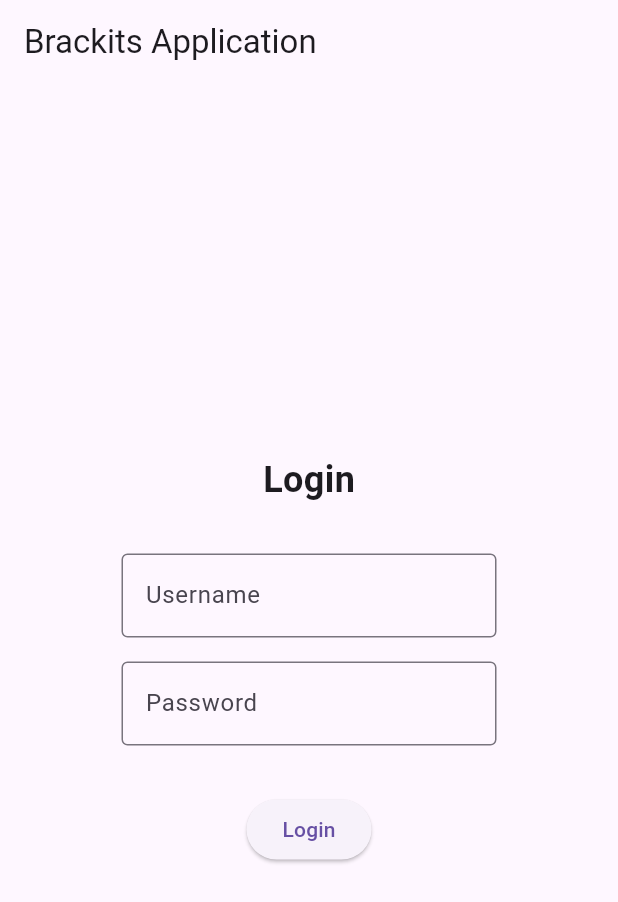
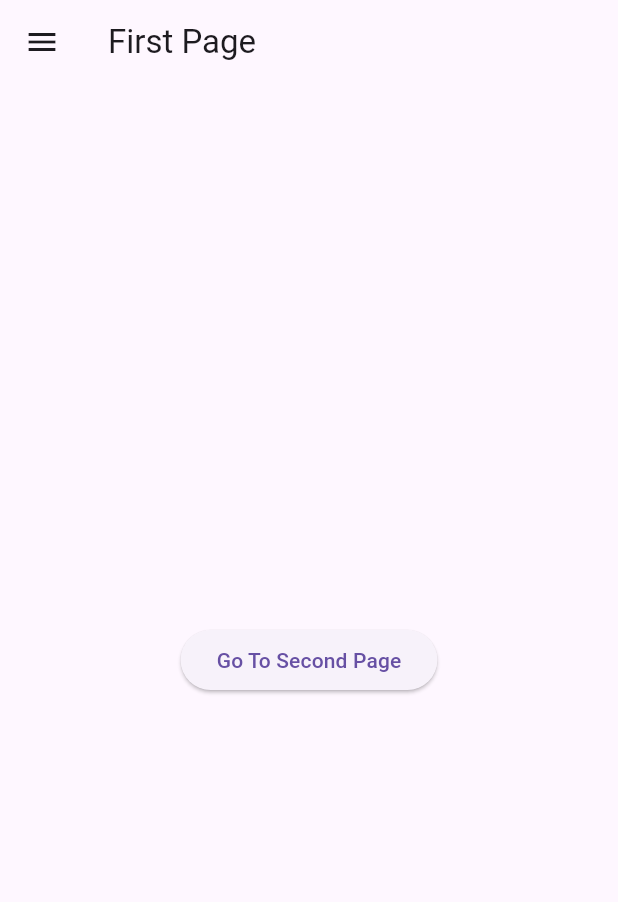
Before and after one commit to Musavirahmad/Flutter-Project, a Flutter app: the screen it shows after launch, on a phone screen of 412 x 824 dp. Shown: the top 902 px of the screen. Run offline on Flutter 3.47's test engine with Material 3 defaults, Android fonts, the phone set to English and light mode, and no system bars; missing offline and left inert: dart:js.

Commit message:
Initail commit

```diff
--- a/lib/constants.dart
+++ /dev/null
@@ -1 +0,0 @@
-import 'package:flutter/material.dart';
--- a/lib/main.dart
+++ b/lib/main.dart
@@ -1,22 +1,104 @@
+// ignore_for_file: prefer_const_constructors
+
+import 'dart:js';
+
 import 'package:flutter/material.dart';
-import 'package:flutter_application_1/screens/loginpage.dart';
+import 'package:flutter_application_1/pages/first_page.dart';
+import 'package:flutter_application_1/pages/second_page.dart';
 
 void main() {
-  runApp(const MyApp());
+  runApp(MyApp());
 }
 
+// class MyApp extends StatelessWidget {
+//   const MyApp({super.key});
+
+//   void userLongPress() {
+//     print("User Loves the app");
+//   }
+
+//   // List countries = ["Pakistan", "india", "Canada"];
+
+//   @override
+//   Widget build(BuildContext context) {
+//     return MaterialApp(
+//       debugShowCheckedModeBanner: false,
+//       home: Scaffold(
+//         // backgroundColor: Colors.green,
+//         appBar: AppBar(
+//           title: Text("Brackits app"),
+//           backgroundColor: Colors.lightGreen,
+//           elevation: 0,
+//           leading: Icon(Icons.menu),
+//           actions: [IconButton(onPressed: () {}, icon: Icon(Icons.logout))],
+//         ),
+//         body: Center(
+//           child: GestureDetector(
+//             onLongPress: userLongPress,
+//             child: Container(
+//               height: 300,
+//               width: 300,
+//               // color: Colors.green,
+//               decoration: BoxDecoration(
+//                   color: Colors.lightBlue,
+//                   borderRadius: BorderRadius.circular(20)),
+//               padding: EdgeInsets.all(25),
+//               child: Icon(
+//                 Icons.favorite,
+//                 color: Colors.red,
+//                 size: 40,
+//               ),
+//               // child: Text(
+//               //   "Brackits",
+//               //   style: TextStyle(fontSize: 28, color: Colors.black),
+//               // ),
+//             ),
+//           ),
+//         ),
+//         // body: ListView(
+//         //   scrollDirection: Axis.horizontal,
+//         //   children: [
+//         //     Container(
+//         //       height: 350,
+//         //       color: Colors.deepPurple,
+//         //     ),
+//         //     Container(
+//         //       height: 350,
+//         //       color: Colors.deepPurple[400],
+//         //     ),
+//         //     Container(
+//         //       height: 350,
+//         //       color: Colors.deepPurple[200],
+//         //     )
+//         //   ],
+//         // ),
+
+//         // body: GridView.builder(
+//         //   itemCount: 64,
+//         //   gridDelegate:
+//         //       SliverGridDelegateWithFixedCrossAxisCount(crossAxisCount: 4),
+//         //   itemBuilder: (context, index) => Container(
+//         //     color: Colors.deepPurple,
+//         //     margin: EdgeInsets.all(2),
+//         //   ),
+//         // ),
+//       ),
+//     );
+//   }
+// }
+
 class MyApp extends StatelessWidget {
-  const MyApp({Key? key}) : super(key: key);
+  const MyApp({super.key});
 
-  // This widget is the root of your application.
   @override
   Widget build(BuildContext context) {
     return MaterialApp(
-      title: 'Brackits Application',
-      theme: ThemeData(
-        primarySwatch: Colors.blue,
-      ),
-      home: const LoginPage(),
+      debugShowCheckedModeBanner: false,
+      home: FirstPage(),
+      routes: {
+        '/firstpage': ((context) => FirstPage()),
+        '/secondpage': ((context) => SecondPage())
+      },
     );
   }
 }
--- /dev/null
+++ b/lib/pages/first_page.dart
@@ -0,0 +1,30 @@
+// ignore_for_file: prefer_const_constructors
+
+import 'package:flutter/material.dart';
+
+class FirstPage extends StatelessWidget {
+  const FirstPage({Key? key}) : super(key: key);
+
+  @override
+  Widget build(BuildContext context) {
+    return Scaffold(
+      appBar: AppBar(title: Text("First Page")),
+      drawer: Drawer(
+        backgroundColor: Colors.green,
+        child: Column(children: [
+          DrawerHeader(
+            child: Icon(Icons.access_alarm),
+          ),
+        ]),
+      ),
+      body: Center(
+        child: ElevatedButton(
+          child: Text("Go To Second Page"),
+          onPressed: () {
+            Navigator.pushNamed(context, '/secondpage');
+          },
+        ),
+      ),
+    );
+  }
+}
--- a/lib/screens/loginpage.dart
+++ /dev/null
@@ -1,92 +0,0 @@
-import 'package:flutter/material.dart';
-import 'package:flutter_application_1/screens/dashboard.dart';
-
-class LoginPage extends StatefulWidget {
-  const LoginPage({Key? key}) : super(key: key);
-
-  @override
-  _LoginPageState createState() => _LoginPageState();
-}
-
-class _LoginPageState extends State<LoginPage> {
-  final _usernameController = TextEditingController();
-  final _passwordController = TextEditingController();
-  bool _isLoggedIn = false;
-
-  void _login() {
-    if (_usernameController.text == 'admin' &&
-        _passwordController.text == 'admin') {
-      setState(() {
-        _isLoggedIn = true;
-      });
-      Navigator.pushReplacement(
-          context, MaterialPageRoute(builder: (_) => const DashboardPage()));
-    } else {
-      showDialog(
-        context: context,
-        builder: (context) {
-          return AlertDialog(
-            title: const Text('Invalid Credentials'),
-            content: const Text('Please enter valid username and password.'),
-            actions: [
-              TextButton(
-                onPressed: () {
-                  Navigator.pop(context);
-                },
-                child: const Text('OK'),
-              ),
-            ],
-          );
-        },
-      );
-    }
-  }
-
-  @override
-  Widget build(BuildContext context) {
-    return Scaffold(
-      appBar: AppBar(
-        title: const Text('Brackits Application'),
-      ),
-      body: Center(
-        child: Column(
-          mainAxisAlignment: MainAxisAlignment.center,
-          children: [
-            const Text(
-              'Login',
-              style: TextStyle(fontSize: 24, fontWeight: FontWeight.bold),
-            ),
-            const SizedBox(height: 32),
-            SizedBox(
-              width: 250,
-              child: TextField(
-                controller: _usernameController,
-                decoration: const InputDecoration(
-                  hintText: 'Username',
-                  border: OutlineInputBorder(),
-                ),
-              ),
-            ),
-            const SizedBox(height: 16),
-            SizedBox(
-              width: 250,
-              child: TextField(
-                controller: _passwordController,
-                obscureText: true,
-                decoration: const InputDecoration(
-                  hintText: 'Password',
-                  border: OutlineInputBorder(),
-                ),
-              ),
-            ),
-            const SizedBox(height: 32),
-            ElevatedButton(
-              onPressed: _login,
-              child: const Text('Login'),
-            ),
-          ],
-        ),
-      ),
-    );
-  }
-}
--- a/pubspec.yaml
+++ b/pubspec.yaml
@@ -3,7 +3,7 @@ description: A new Flutter project.
 
 # The following line prevents the package from being accidentally published to
 # pub.dev using `flutter pub publish`. This is preferred for private packages.
-publish_to: 'none' # Remove this line if you wish to publish to pub.dev
+publish_to: "none" # Remove this line if you wish to publish to pub.dev
 
 # The following defines the version and build number for your application.
 # A version number is three numbers separated by dots, like 1.2.43
@@ -30,7 +30,6 @@ dependencies:
   flutter:
     sdk: flutter
 
-
   # The following adds the Cupertino Icons font to your application.
   # Use with the CupertinoIcons class for iOS style icons.
   cupertino_icons: ^1.0.2
@@ -51,7 +50,6 @@ dev_dependencies:
 
 # The following section is specific to Flutter packages.
 flutter:
-
   # The following line ensures that the Material Icons font is
   # included with your application, so that you can use the icons in
   # the material Icons class.
```
Also changed, not shown: lib/components/addtaskdialogue.dart (deleted, +0 -71 lines), lib/components/taskitem.dart (deleted, +0 -29 lines), lib/components/tasklist.dart (deleted, +0 -137 lines), lib/logic/tasks.dart (deleted, +0 -19 lines), lib/logic/taskstatushelper.dart (deleted, +0 -27 lines), lib/pages/second_page.dart (added, +25 -0 lines), lib/screens/dashboard.dart (deleted, +0 -77 lines), assets/logo.png (added).
